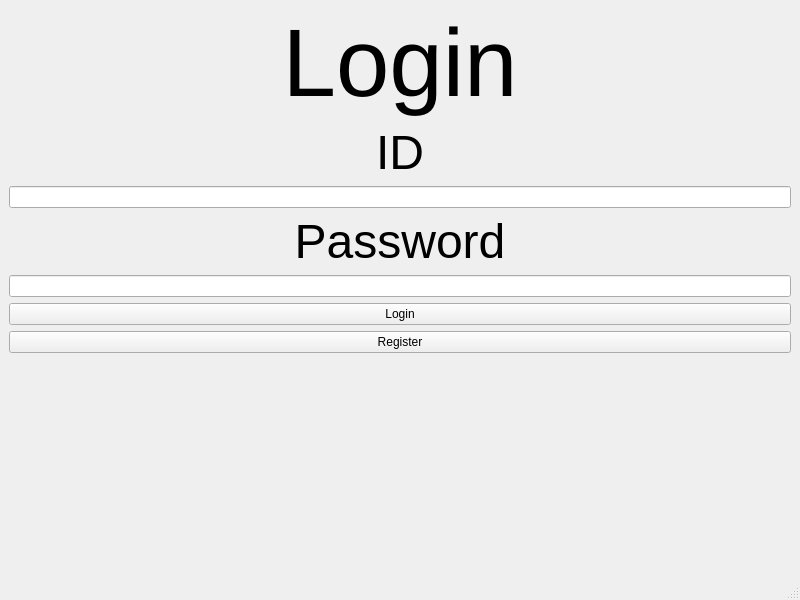
This is EGUI/lab1/login.ui in kuchyx/WUT_Computer_Science as Qt 5 draws it before an edit. The edited form follows.
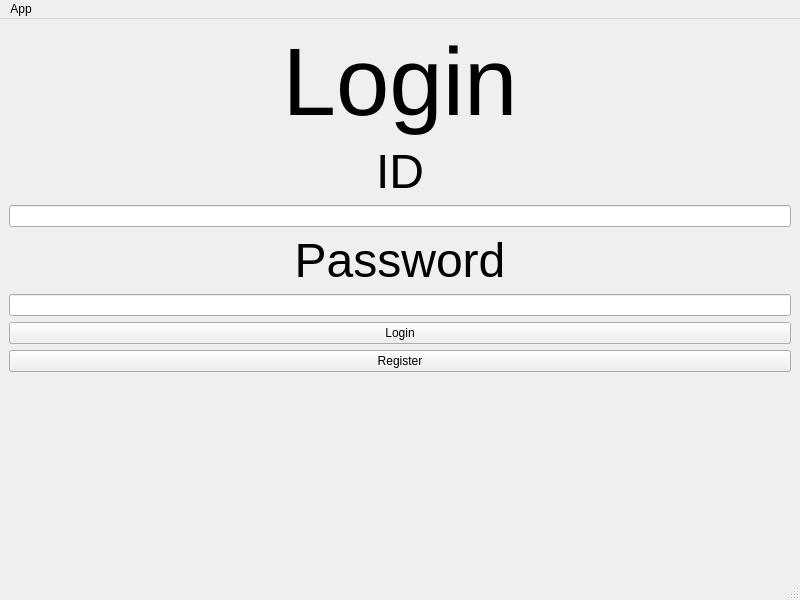
This is the edited form.

What changed in the file:
```diff
--- a/EGUI/lab1/login.ui
+++ b/EGUI/lab1/login.ui
@@ -71,6 +71,15 @@
      <height>19</height>
     </rect>
    </property>
+   <widget class="QMenu" name="menuApp">
+    <property name="title">
+     <string>App</string>
+    </property>
+    <addaction name="actionExit"/>
+    <addaction name="actionLogin"/>
+    <addaction name="actionRegister"/>
+   </widget>
+   <addaction name="menuApp"/>
   </widget>
   <widget class="QStatusBar" name="statusbar"/>
  </widget>
```
Left out of the diff: 15 changed lines with no effect on the pictures.
